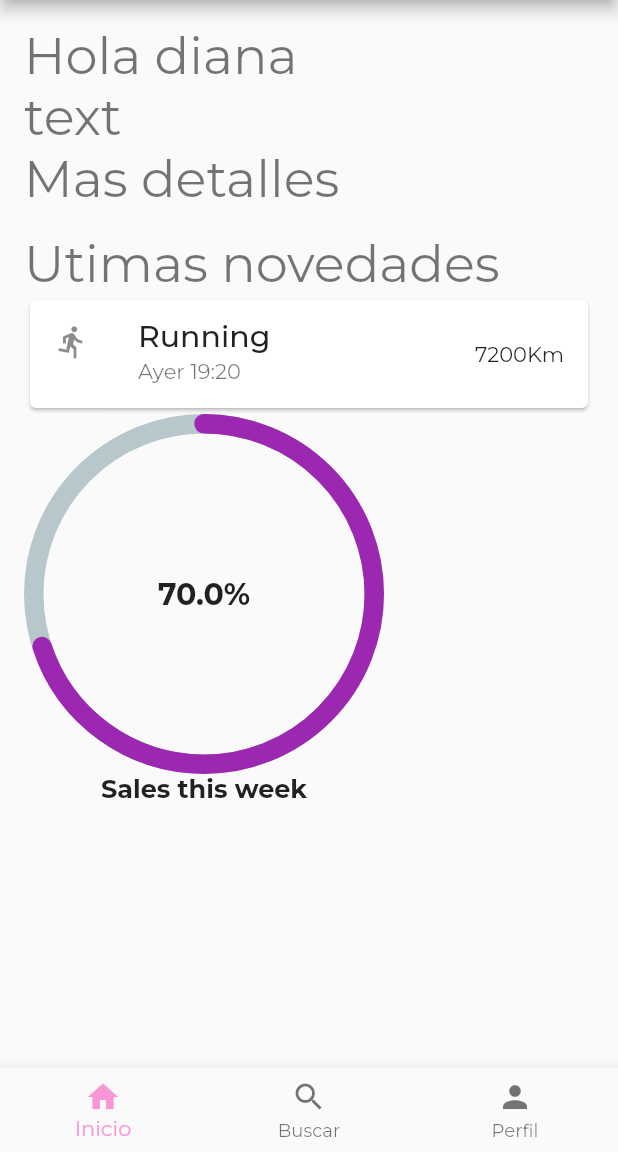
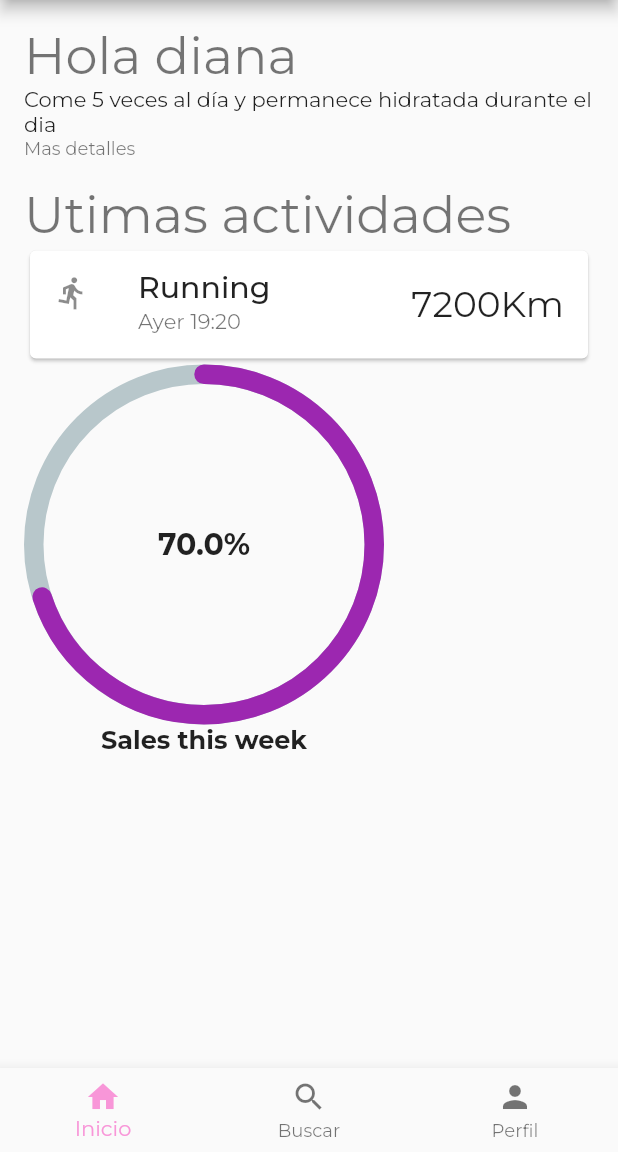
Before and after one commit to xavm29/activitat_avaluacio_1.4, a Flutter app: the screen it shows after launch, on a phone screen of 412 x 824 dp, the part 84-1236 px from its top. Run offline on Flutter 3.47's test engine with Material 2 defaults, Android fonts, the phone set to English and light mode, and no system bars; drawn by our look-alikes of percent_indicator; our stand-ins replace google_fonts.

```diff
--- a/lib/screens/home.dart
+++ b/lib/screens/home.dart
@@ -21,18 +21,18 @@ class Home extends StatelessWidget {
                   style: Theme.of(context).textTheme.headline4,
                 ),
                 Text(
-                  "text",
-                  style: Theme.of(context).textTheme.headline4,
+                  "Come 5 veces al día y permanece hidratada durante el dia",
+                  style: Theme.of(context).textTheme.bodyMedium,
                 ),
                 Text(
                   "Mas detalles",
-                  style: Theme.of(context).textTheme.headline4,
+                  style: Theme.of(context).textTheme.bodySmall,
                 ),
                 SizedBox(
                   height: 16,
                 ),
                 Text(
-                  "Utimas novedades",
+                  "Utimas actividades",
                   style: Theme.of(context).textTheme.headline4,
                 ),
                 Card(
@@ -45,7 +45,8 @@ class Home extends StatelessWidget {
                     subtitle: Text(
                       "Ayer 19:20",
                     ),
-                    trailing: Text(" 7200Km"),
+                    trailing: Text(" 7200Km",
+                        style: Theme.of(context).textTheme.headline5),
                   ),
                 ),
                 CircularPercentIndicator(
@@ -53,14 +54,14 @@ class Home extends StatelessWidget {
                   lineWidth: 13.0,
                   animation: true,
                   percent: 0.7,
-                  center: new Text(
+                  center: Text(
                     "70.0%",
                     style: new TextStyle(
                         fontWeight: FontWeight.bold, fontSize: 20.0),
                   ),
-                  footer: new Text(
+                  footer: Text(
                     "Sales this week",
-                    style: new TextStyle(
+                    style: TextStyle(
                         fontWeight: FontWeight.bold, fontSize: 17.0),
                   ),
                   circularStrokeCap: CircularStrokeCap.round,
```
